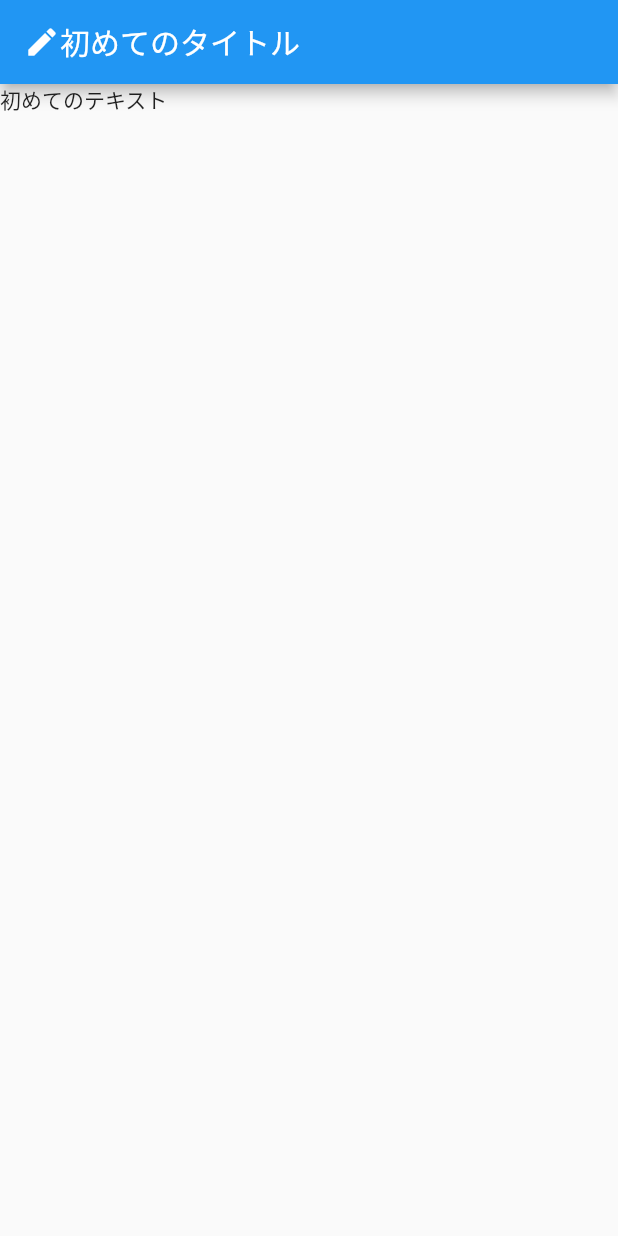
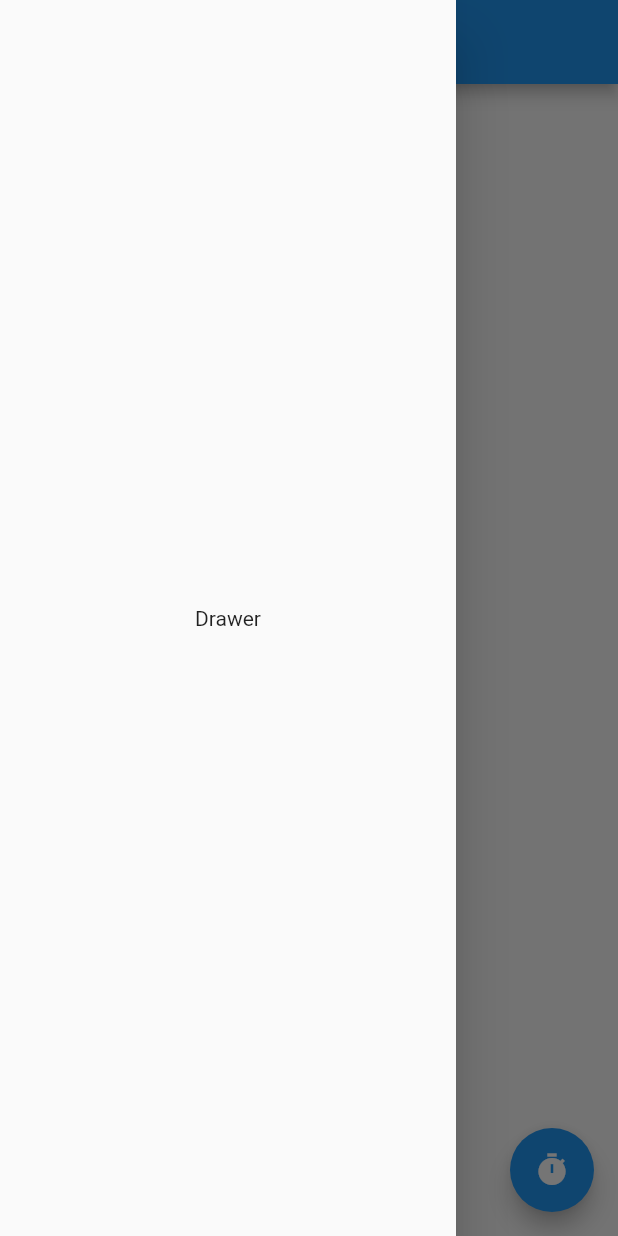
Before and after one commit to waku1123/flutter_zenn_study, a Flutter app: the screen it shows after launch, with the side drawer open (before the commit the screen has no drawer), on a phone screen of 412 x 824 dp. Run offline on Flutter 3.47's test engine with Material 2 defaults, Android fonts, the light colour scheme and no system bars.

Commit message:
add floatingActionButton

```diff
--- a/lib/main.dart
+++ b/lib/main.dart
@@ -49,7 +49,13 @@ class _MyHomePageState extends State<MyHomePage> {
           ]
         )
       ),
+      drawer: Drawer(child: Center(child: Text("Drawer"))),
+      // drawer: endDrawer(child: Center(child: Text("Drawer"))),
       body: Text("初めてのテキスト"),
+      floatingActionButton: FloatingActionButton(
+        onPressed: () => {print("押したね？")},
+        child: Icon(Icons.timer),
+      ),
     );
   }
 }
```
